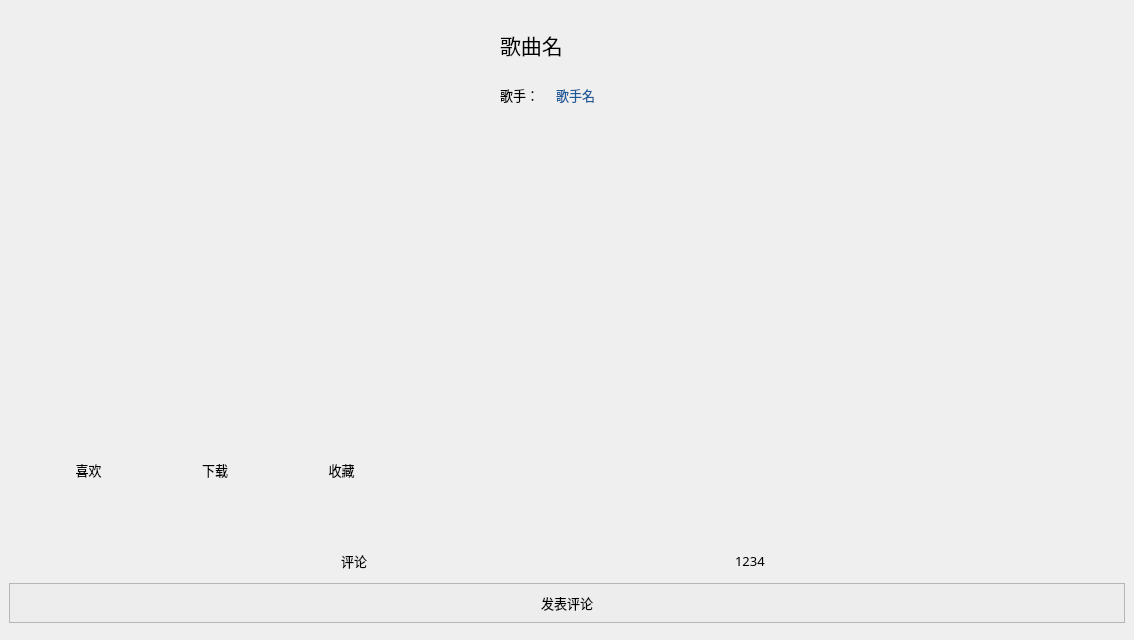
Qt form detailwindow.ui (cuncinc/CloudMusic_Qt) before a commit.
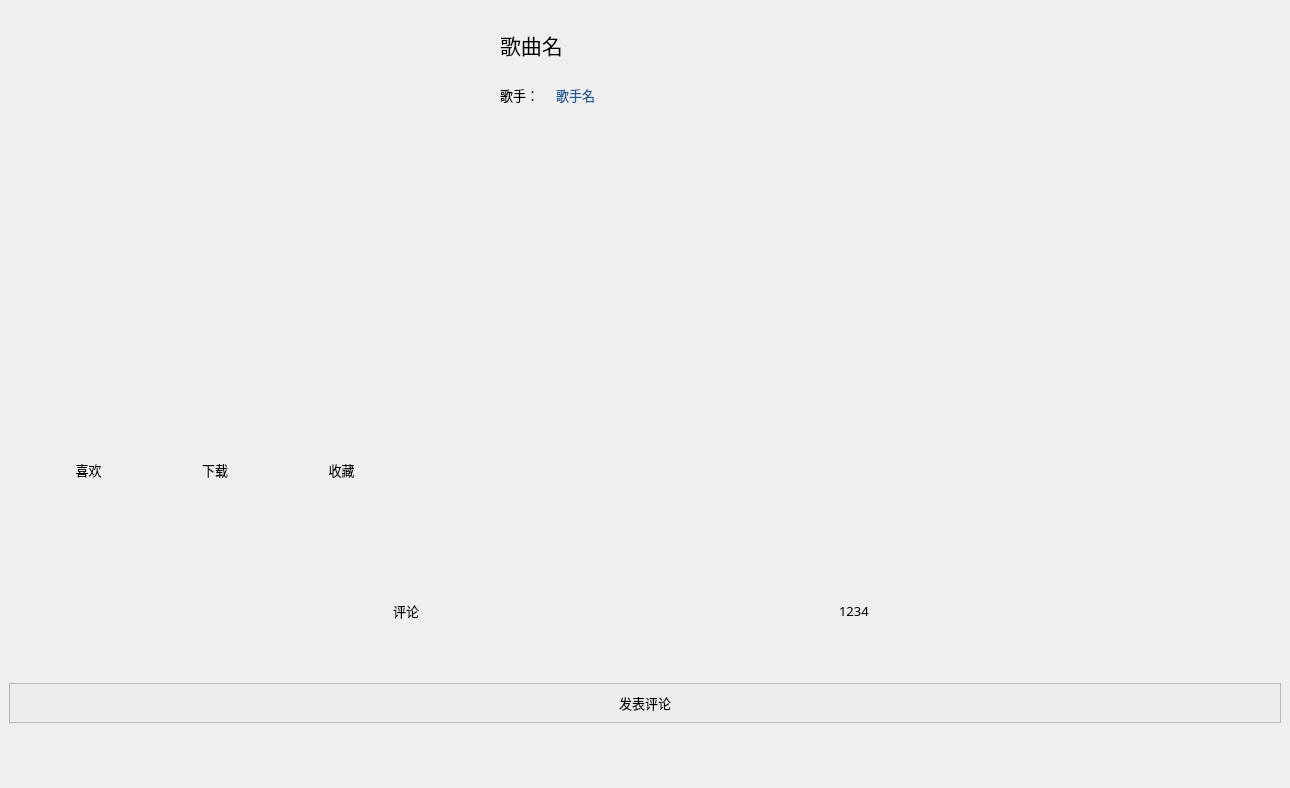
The same form after that commit. Icons and pictures are not drawn.

The edit to the form file:
```diff
--- a/detailwindow.ui
+++ b/detailwindow.ui
@@ -6,8 +6,8 @@
    <rect>
     <x>0</x>
     <y>0</y>
-    <width>1134</width>
-    <height>640</height>
+    <width>1290</width>
+    <height>788</height>
    </rect>
   </property>
   <property name="windowTitle">
@@ -51,8 +51,8 @@
        <rect>
         <x>0</x>
         <y>0</y>
-        <width>1134</width>
-        <height>610</height>
+        <width>1290</width>
+        <height>758</height>
        </rect>
       </property>
       <layout class="QVBoxLayout" name="verticalLayout_7">
```
